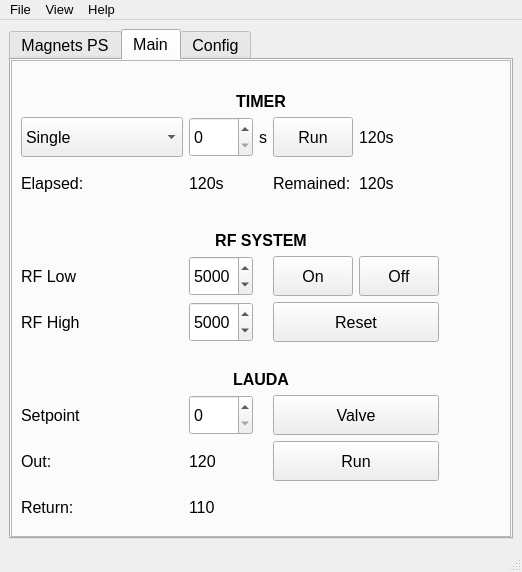
Qt form Magnets_UI.ui (salinsalins/TDKLambda) before a commit.
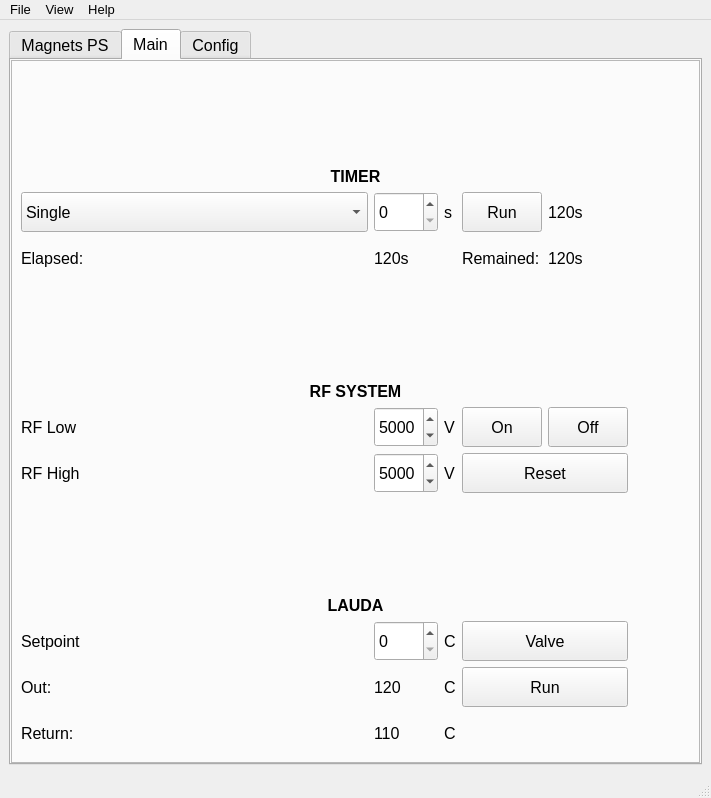
The same form after that commit. The open tabs and pages were chosen to show the change. Icons and pictures are not drawn.

What changed in the file:
```diff
--- a/Magnets_UI.ui
+++ b/Magnets_UI.ui
@@ -6,8 +6,8 @@
    <rect>
     <x>0</x>
     <y>0</y>
-    <width>522</width>
-    <height>572</height>
+    <width>711</width>
+    <height>798</height>
    </rect>
   </property>
   <property name="font">
@@ -2431,6 +2431,131 @@
              </property>
             </widget>
            </item>
+           <item row="4" column="2">
+            <widget class="QLabel" name="label_13">
+             <property name="sizePolicy">
+              <sizepolicy hsizetype="Preferred" vsizetype="Fixed">
+               <horstretch>0</horstretch>
+               <verstretch>0</verstretch>
+              </sizepolicy>
+             </property>
+             <property name="minimumSize">
+              <size>
+               <width>0</width>
+               <height>40</height>
+              </size>
+             </property>
+             <property name="maximumSize">
+              <size>
+               <width>16777215</width>
+               <height>40</height>
+              </size>
+             </property>
+             <property name="text">
+              <string>V</string>
+             </property>
+            </widget>
+           </item>
+           <item row="5" column="2">
+            <widget class="QLabel" name="label_14">
+             <property name="sizePolicy">
+              <sizepolicy hsizetype="Preferred" vsizetype="Fixed">
+               <horstretch>0</horstretch>
+               <verstretch>0</verstretch>
+              </sizepolicy>
+             </property>
+             <property name="minimumSize">
+              <size>
+               <width>0</width>
+               <height>40</height>
+              </size>
+             </property>
+             <property name="maximumSize">
+              <size>
+               <width>16777215</width>
+               <height>40</height>
+              </size>
+             </property>
+             <property name="text">
+              <string>V</string>
+             </property>
+            </widget>
+           </item>
+           <item row="7" column="2">
+            <widget class="QLabel" name="label_15">
+             <property name="sizePolicy">
+              <sizepolicy hsizetype="Preferred" vsizetype="Fixed">
+               <horstretch>0</horstretch>
+               <verstretch>0</verstretch>
+              </sizepolicy>
+             </property>
+             <property name="minimumSize">
+              <size>
+               <width>0</width>
+               <height>40</height>
+              </size>
+             </property>
+             <property name="maximumSize">
+              <size>
+               <width>16777215</width>
+               <height>40</height>
+              </size>
+             </property>
+             <property name="text">
+              <string>C</string>
+             </property>
+            </widget>
+           </item>
+           <item row="8" column="2">
+            <widget class="QLabel" name="label_16">
+             <property name="sizePolicy">
+              <sizepolicy hsizetype="Preferred" vsizetype="Fixed">
+               <horstretch>0</horstretch>
+               <verstretch>0</verstretch>
+              </sizepolicy>
+             </property>
+             <property name="minimumSize">
+              <size>
+               <width>0</width>
+               <height>40</height>
+              </size>
+             </property>
+             <property name="maximumSize">
+              <size>
+               <width>16777215</width>
+               <height>40</height>
+              </size>
+             </property>
+             <property name="text">
+              <string>C</string>
+             </property>
+            </widget>
+           </item>
+           <item row="9" column="2">
+            <widget class="QLabel" name="label_17">
+             <property name="sizePolicy">
+              <sizepolicy hsizetype="Preferred" vsizetype="Fixed">
+               <horstretch>0</horstretch>
+               <verstretch>0</verstretch>
+              </sizepolicy>
+             </property>
+             <property name="minimumSize">
+              <size>
+               <width>0</width>
+               <height>40</height>
+              </size>
+             </property>
+             <property name="maximumSize">
+              <size>
+               <width>16777215</width>
+               <height>40</height>
+              </size>
+             </property>
+             <property name="text">
+              <string>C</string>
+             </property>
+            </widget>
+           </item>
           </layout>
          </widget>
         </item>
@@ -2519,8 +2644,8 @@
     <rect>
      <x>0</x>
      <y>0</y>
-     <width>522</width>
-     <height>33</height>
+     <width>711</width>
+     <height>34</height>
     </rect>
    </property>
    <property name="font">
```
Left out of the diff: 98 changed lines with no effect on the pictures.
